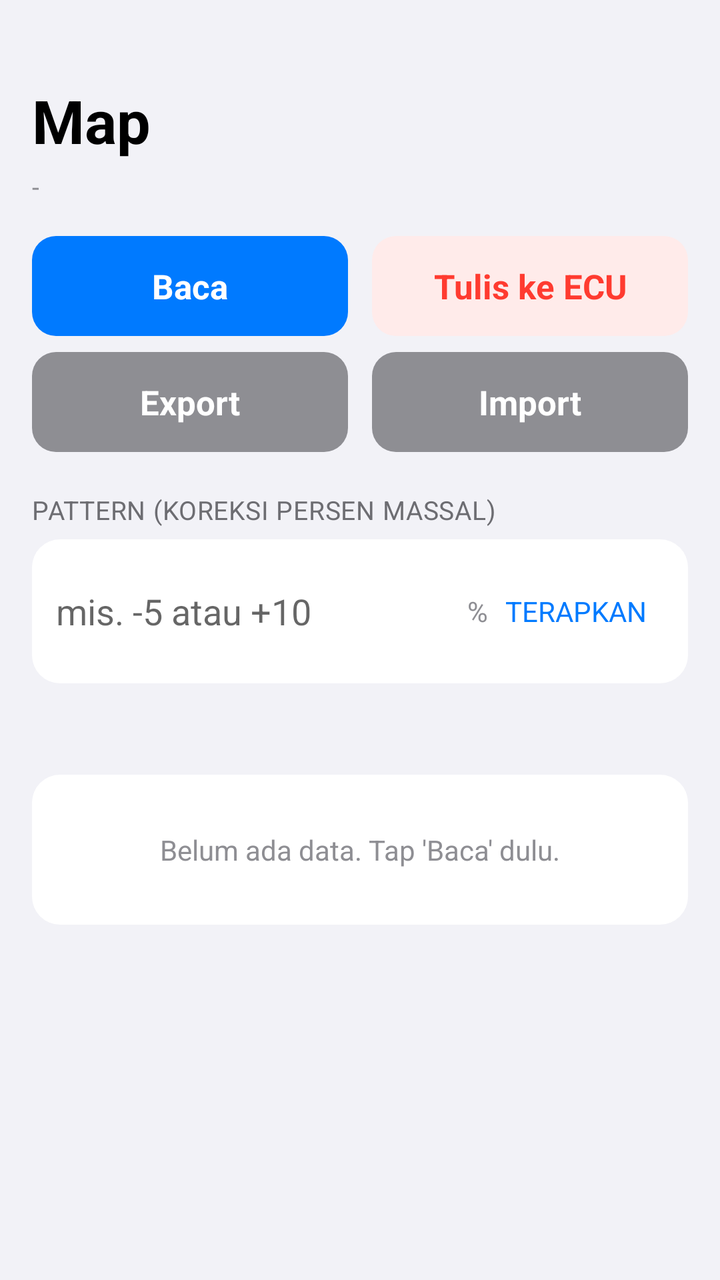
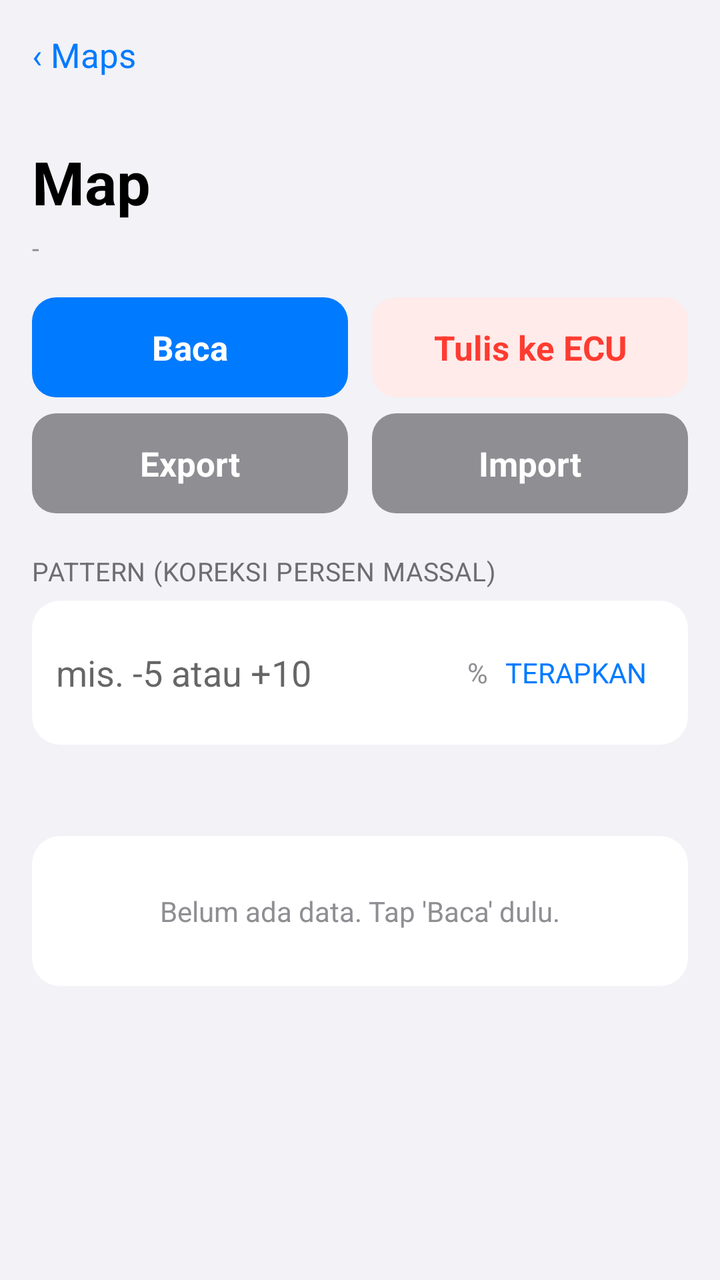

An Android layout rendered at two revisions. The XML below is the earlier revision; the diff shows what the commit changed to produce the second picture.
<!-- AndroidManifest.xml: application theme Theme.SimpleJukenTuner -->
<!-- res/layout/fragment_map_detail.xml -->
<?xml version="1.0" encoding="utf-8"?>
<LinearLayout xmlns:android="http://schemas.android.com/apk/res/android"
    android:orientation="vertical"
    android:layout_width="match_parent"
    android:layout_height="match_parent"
    android:background="@color/ios_background">

    
    <LinearLayout
        android:layout_width="match_parent"
        android:layout_height="wrap_content"
        android:orientation="horizontal"
        android:gravity="center_vertical"
        android:padding="12dp">

        <TextView
            android:id="@+id/backButton"
            android:text="‹ Maps"
            android:textColor="@color/ios_blue"
            android:textSize="17sp"
            android:padding="4dp"
            android:clickable="true"
            android:focusable="true" />
    </LinearLayout>

    <ScrollView android:layout_width="match_parent" android:layout_height="0dp" android:layout_weight="1">
        <LinearLayout
            android:orientation="vertical"
            android:layout_width="match_parent"
            android:layout_height="wrap_content"
            android:padding="16dp">

            <TextView android:id="@+id/mapDetailTitle" style="@style/IosLargeTitle" android:text="Map" android:paddingBottom="4dp" />
            <TextView android:id="@+id/mapDetailSubtitle" style="@style/IosCaption" android:text="-" android:paddingBottom="16dp" />

            
            <LinearLayout android:layout_width="match_parent" android:layout_height="wrap_content" android:orientation="horizontal" android:layout_marginBottom="8dp">
                <Button android:id="@+id/readButton" style="@style/IosButtonPrimary" android:text="Baca" android:layout_width="0dp" android:layout_weight="1" android:layout_marginEnd="6dp" />
                <Button android:id="@+id/writeButton" style="@style/IosButtonDestructive" android:text="Tulis ke ECU" android:layout_width="0dp" android:layout_weight="1" android:layout_marginStart="6dp" />
            </LinearLayout>
            <LinearLayout android:layout_width="match_parent" android:layout_height="wrap_content" android:orientation="horizontal" android:layout_marginBottom="20dp">
                <Button android:id="@+id/exportButton" style="@style/IosButtonPrimary" android:backgroundTint="#8E8E93" android:text="Export" android:layout_width="0dp" android:layout_weight="1" android:layout_marginEnd="6dp" />
                <Button android:id="@+id/importButton" style="@style/IosButtonPrimary" android:backgroundTint="#8E8E93" android:text="Import" android:layout_width="0dp" android:layout_weight="1" android:layout_marginStart="6dp" />
            </LinearLayout>

            
            <TextView style="@style/IosSectionHeader" android:text="Pattern (koreksi persen massal)" android:paddingBottom="6dp" />
            <LinearLayout
                android:layout_width="match_parent"
                android:layout_height="wrap_content"
                android:orientation="horizontal"
                android:gravity="center_vertical"
                android:background="@drawable/bg_ios_card"
                android:padding="12dp"
                android:layout_marginBottom="20dp">

                <EditText
                    android:id="@+id/patternPercentInput"
                    android:layout_width="0dp"
                    android:layout_height="wrap_content"
                    android:layout_weight="1"
                    android:hint="mis. -5 atau +10"
                    android:inputType="numberSigned|numberDecimal"
                    android:background="@android:color/transparent" />

                <TextView
                    android:layout_width="wrap_content"
                    android:layout_height="wrap_content"
                    android:text="%"
                    android:textColor="@color/ios_label_secondary" />

                <Button
                    android:id="@+id/applyPatternButton"
                    android:layout_width="wrap_content"
                    android:layout_height="wrap_content"
                    android:text="Terapkan"
                    android:textColor="@color/ios_blue"
                    android:background="@android:color/transparent" />
            </LinearLayout>

            <TextView android:id="@+id/mapReadStatus" style="@style/IosCaption" android:text="" android:paddingBottom="8dp" />

            <LinearLayout
                android:layout_width="match_parent"
                android:layout_height="wrap_content"
                android:orientation="vertical"
                android:background="@drawable/bg_ios_card"
                android:padding="4dp">

                <TextView
                    android:id="@+id/mapPlaceholder"
                    android:layout_width="match_parent"
                    android:layout_height="wrap_content"
                    android:gravity="center"
                    android:padding="24dp"
                    android:textColor="@color/ios_label_secondary"
                    android:text="Belum ada data. Tap 'Baca' dulu." />

                <ScrollView
                    android:id="@+id/mapVScroll"
                    android:layout_width="match_parent"
                    android:layout_height="260dp"
                    android:visibility="gone">
                    <HorizontalScrollView android:layout_width="match_parent" android:layout_height="wrap_content">
                        <TableLayout android:id="@+id/mapTable" android:layout_width="wrap_content" android:layout_height="wrap_content" />
                    </HorizontalScrollView>
                </ScrollView>
            </LinearLayout>

        </LinearLayout>
    </ScrollView>
</LinearLayout>
<!-- resources referenced by this layout -->
<resources>
  <color name="ios_background">#F2F2F7</color>
  <color name="ios_blue">#007AFF</color>
  <color name="ios_label_secondary">#8E8E93</color>
  <!-- drawable bg_ios_card (drawable) -->
  <?xml version="1.0" encoding="utf-8"?>
  <shape xmlns:android="http://schemas.android.com/apk/res/android" android:shape="rectangle">
      <solid android:color="@color/ios_card" />
      <corners android:radius="14dp" />
  </shape>
  <style name="IosButtonDestructive">
          <item name="android:layout_width">match_parent</item>
          <item name="android:layout_height">50dp</item>
          <item name="android:background">@drawable/bg_ios_button_destructive</item>
          <item name="android:textColor">@color/ios_red</item>
          <item name="android:textSize">17sp</item>
          <item name="android:textStyle">bold</item>
          <item name="android:textAllCaps">false</item>
          <item name="android:elevation">0dp</item>
          <item name="android:stateListAnimator">@null</item>
      </style>
  <style name="IosButtonPrimary">
          <item name="android:layout_width">match_parent</item>
          <item name="android:layout_height">50dp</item>
          <item name="android:background">@drawable/bg_ios_button_primary</item>
          <item name="android:textColor">#FFFFFF</item>
          <item name="android:textSize">17sp</item>
          <item name="android:textStyle">bold</item>
          <item name="android:textAllCaps">false</item>
          <item name="android:elevation">0dp</item>
          <item name="android:stateListAnimator">@null</item>
      </style>
  <style name="IosCaption">
          <item name="android:layout_width">wrap_content</item>
          <item name="android:layout_height">wrap_content</item>
          <item name="android:textSize">13sp</item>
          <item name="android:textColor">@color/ios_label_secondary</item>
      </style>
  <style name="IosLargeTitle">
          <item name="android:layout_width">wrap_content</item>
          <item name="android:layout_height">wrap_content</item>
          <item name="android:textSize">30sp</item>
          <item name="android:textStyle">bold</item>
          <item name="android:textColor">@color/ios_label</item>
      </style>
  <style name="IosSectionHeader">
          <item name="android:layout_width">wrap_content</item>
          <item name="android:layout_height">wrap_content</item>
          <item name="android:textSize">13sp</item>
          <item name="android:textAllCaps">true</item>
          <item name="android:textColor">@color/ios_grouped_header</item>
          <item name="android:letterSpacing">0.02</item>
      </style>
  <style name="Theme.SimpleJukenTuner" parent="Theme.MaterialComponents.Light.NoActionBar">
          <item name="android:windowBackground">@color/ios_background</item>
          <item name="android:statusBarColor">@color/ios_background</item>
          <item name="android:windowLightStatusBar">true</item>
          <item name="colorPrimary">@color/ios_blue</item>
          <item name="colorAccent">@color/ios_blue</item>
          <item name="android:fontFamily">sans-serif</item>
      </style>
  <color name="ios_card">#FFFFFF</color>
  <!-- drawable bg_ios_button_destructive (drawable) -->
  <?xml version="1.0" encoding="utf-8"?>
  <ripple xmlns:android="http://schemas.android.com/apk/res/android" android:color="#33000000">
      <item>
          <shape android:shape="rectangle">
              <solid android:color="#FFEBEA" />
              <corners android:radius="12dp" />
          </shape>
      </item>
  </ripple>
  <color name="ios_red">#FF3B30</color>
  <!-- drawable bg_ios_button_primary (drawable) -->
  <?xml version="1.0" encoding="utf-8"?>
  <ripple xmlns:android="http://schemas.android.com/apk/res/android" android:color="#33FFFFFF">
      <item>
          <shape android:shape="rectangle">
              <solid android:color="@color/ios_blue" />
              <corners android:radius="12dp" />
          </shape>
      </item>
  </ripple>
  <color name="ios_label">#000000</color>
  <color name="ios_grouped_header">#6D6D72</color>
</resources>

<!-- the commit's change to res/layout/fragment_map_detail.xml (unified diff, before → after) -->
@@ -15,6 +15,8 @@
 
         <TextView
             android:id="@+id/backButton"
+            android:layout_width="wrap_content"
+            android:layout_height="wrap_content"
             android:text="‹ Maps"
             android:textColor="@color/ios_blue"
             android:textSize="17sp"
